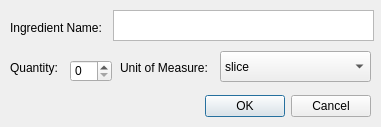
Before: the Qt Designer form api/db/add_ingredient_dialog.ui in ari099/crumby-React-Flask-, drawn with Qt 5.
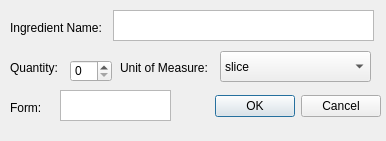
After: the same form once the commit is applied.

```diff
--- a/api/db/add_ingredient_dialog.ui
+++ b/api/db/add_ingredient_dialog.ui
@@ -6,8 +6,8 @@
    <rect>
     <x>0</x>
     <y>0</y>
-    <width>381</width>
-    <height>127</height>
+    <width>386</width>
+    <height>141</height>
    </rect>
   </property>
   <property name="windowTitle">
@@ -16,9 +16,9 @@
   <widget class="QDialogButtonBox" name="buttonBox">
    <property name="geometry">
     <rect>
-     <x>10</x>
+     <x>180</x>
      <y>90</y>
-     <width>361</width>
+     <width>201</width>
      <height>32</height>
     </rect>
    </property>
@@ -123,6 +123,29 @@
     </property>
    </item>
   </widget>
+  <widget class="QTextEdit" name="ingredient_form_textedit">
+   <property name="geometry">
+    <rect>
+     <x>60</x>
+     <y>90</y>
+     <width>111</width>
+     <height>31</height>
+    </rect>
+   </property>
+  </widget>
+  <widget class="QLabel" name="label_4">
+   <property name="geometry">
+    <rect>
+     <x>10</x>
+     <y>100</y>
+     <width>41</width>
+     <height>16</height>
+    </rect>
+   </property>
+   <property name="text">
+    <string>Form:</string>
+   </property>
+  </widget>
  </widget>
  <resources/>
  <connections>
```
